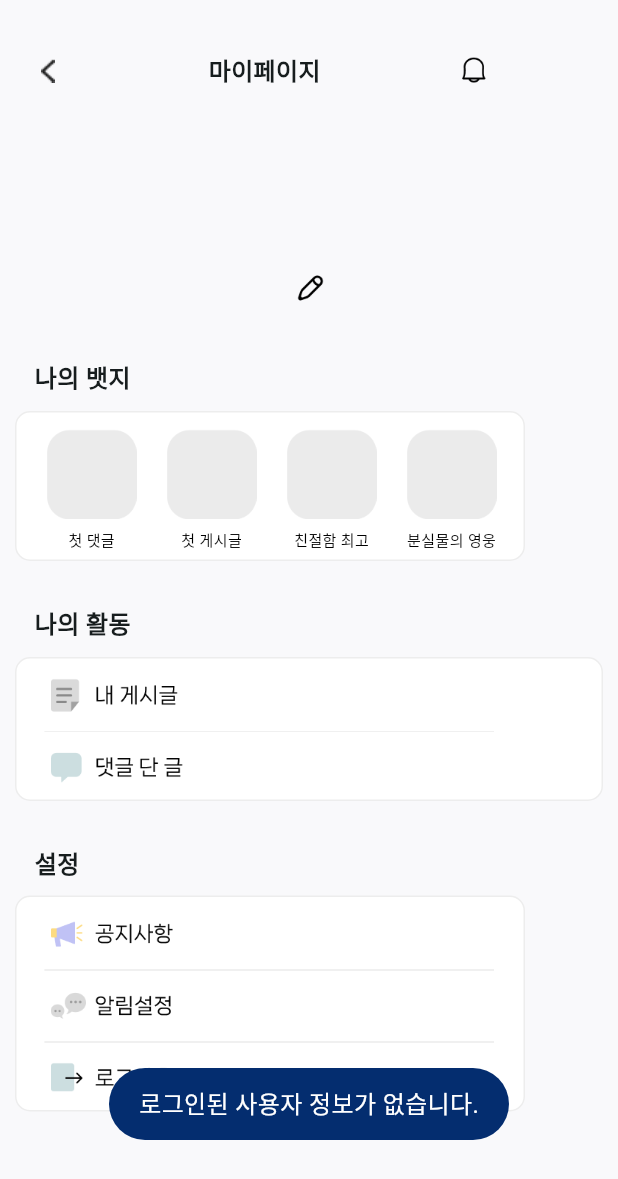
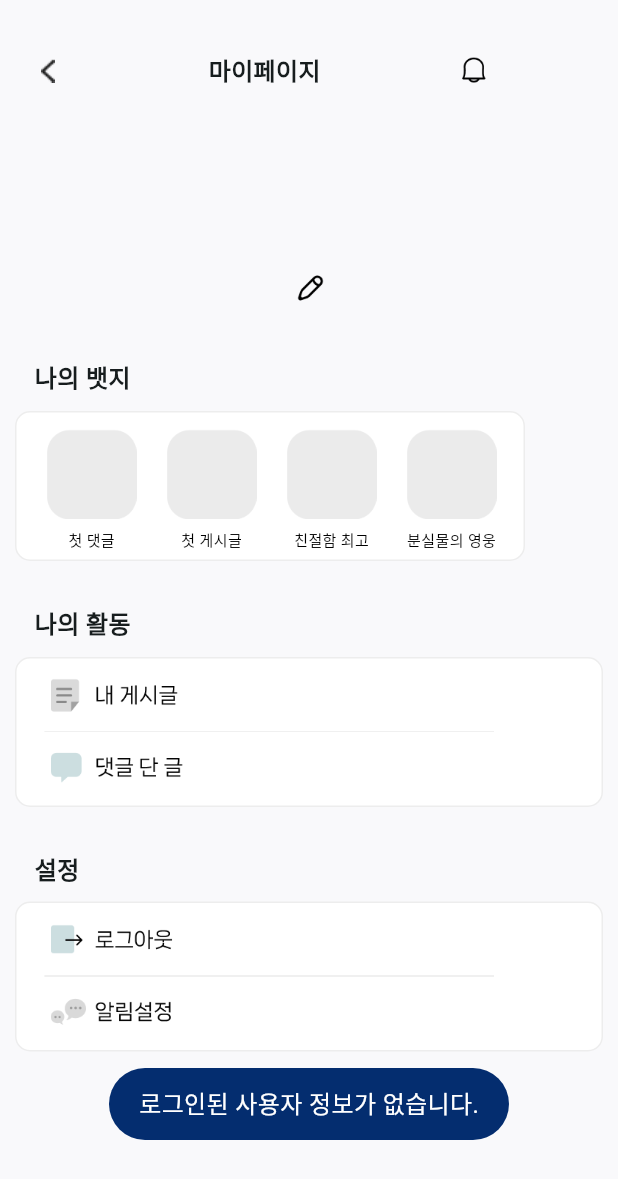
Before and after one commit to ZUZ1H3/Hansung_where, a Flutter app: the MyPage screen opened directly, on a phone screen of 412 x 824 dp. Shown: the top 1179 px of the screen. Run offline on Flutter 3.47's test engine with Material 3 defaults, Android fonts, the phone set to English and light mode, and no system bars; our stand-ins replace cloud_firestore, firebase_core, firebase_messaging, firebase_storage, flutter_dotenv, fluttertoast and 2 more; missing offline and left inert: mysql_client; accounts and stored records are empty; Roboto replaces fonts that are missing (Neo).

Commit message:
댓글 단 게시물 완성, 검색 화면 수정 중 다시 시도

```diff
--- a/lib/screens/MyPage.dart
+++ b/lib/screens/MyPage.dart
@@ -8,7 +8,6 @@ import 'NotificationPage.dart';
 import 'MyPostPage.dart';
 import 'MyCommentPage.dart';
 import 'NotiSettingPage.dart';
-import 'NoticePage.dart';
 
 class MyPage extends StatefulWidget {
   @override
@@ -332,10 +331,19 @@ class _MyPageState extends State<MyPage> {
                 );
               },
               onTap2: () {
-                Navigator.push(
-                  context,
-                  MaterialPageRoute(builder: (context) => MyComment()),
-                );
+                if (studentId != null) {
+                  Navigator.push(
+                    context,
+                    MaterialPageRoute(
+                      builder: (context) => MyComment(
+                        userId: int.parse(studentId!), // userId 전달
+                        postType: 'found', // postType 전달 (필요에 따라 변경 가능)
+                      ),
+                    ),
+                  );
+                } else {
+                  _showToast("로그인 정보가 없습니다."); // studentId가 없는 경우 메시지 표시
+                }
               },
             ),
             const SizedBox(height: 30),
@@ -349,24 +357,17 @@ class _MyPageState extends State<MyPage> {
               ),
             ),
             const SizedBox(height: 10),
-            RoundThreeItems(
-              icon1: 'assets/icons/ic_notice.png',
+            RoundTwoItems(
+              icon1: 'assets/icons/ic_logout.png',
               icon2: 'assets/icons/ic_annosetting.png',
-              icon3: 'assets/icons/ic_logout.png',
-              onTap1: () {
-                Navigator.push(
-                  context,
-                  MaterialPageRoute(builder: (context) => NoticePage()),
-                );
+              onTap1: () async {
+                await logout(); // 로그아웃 수행
               },
               onTap2: () {
                 Navigator.push(
                   context,
                   MaterialPageRoute(builder: (context) => NotiSetting()),
                 );
-              },
-              onTap3: () async {
-                await logout(); // 로그아웃 수행
               },
             ),
           ],
@@ -547,7 +548,7 @@ class RoundTwoItems extends StatelessWidget {
   @override
   Widget build(BuildContext context) {
     return Container(
-      height: 96,
+      height: 100,
       decoration: BoxDecoration(
         color: Colors.white,
         borderRadius: BorderRadius.circular(10),
@@ -591,81 +592,3 @@ class RoundTwoItems extends StatelessWidget {
     );
   }
 }
-
-// 둥근 사각형
-class RoundThreeItems extends StatelessWidget {
-  final String icon1;
-  final String icon2;
-  final String icon3;
-  final VoidCallback onTap1;
-  final VoidCallback onTap2;
-  final VoidCallback onTap3;
-
-  const RoundThreeItems({
-    required this.icon1,
-    required this.icon2,
-    required this.icon3,
-    required this.onTap1,
-    required this.onTap2,
-    required this.onTap3,
-  });
-
-  @override
-  Widget build(BuildContext context) {
-    return Container(
-      width: 340,
-      height: 144,
-      decoration: BoxDecoration(
-        color: Colors.white,
-        borderRadius: BorderRadius.circular(10),
-        border: Border.all(
-          color: Color(0xFFEDEDED),
-          width: 1,
-        ),
-      ),
-      child: Stack(
-        children: [
-          _buildIcon(icon1, 20, 11, onTap1),
-          _buildIcon(icon2, 20, 59, onTap2),
-          _buildIcon(icon3, 20, 107, onTap3),
-          Positioned(
-            left: 18,
-            top: 48,
-            child: Image.asset(
-              'assets/icons/ic_line.png',
-              width: 300,
-              height: 1,
-              fit: BoxFit.cover,
-            ),
-          ),
-          Positioned(
-            left: 18,
-            top: 96,
-            child: Image.asset(
-              'assets/icons/ic_line.png',
-              width: 300,
-              height: 1,
-              fit: BoxFit.cover,
-            ),
-          ),
-        ],
-      ),
-    );
-  }
-
-  // 아이콘 생성
-  Widget _buildIcon(String icon, double left, double top, VoidCallback onTap) {
-    return Positioned(
-      left: left,
-      top: top,
-      child: GestureDetector(
-        onTap: onTap,
-        child: Image.asset(
-          icon,
-          width: 300,
-          height: 26,
-        ),
-      ),
-    );
-  }
-}
```
Also changed, not shown: lib/DbConn.dart (+122 -74 lines).
